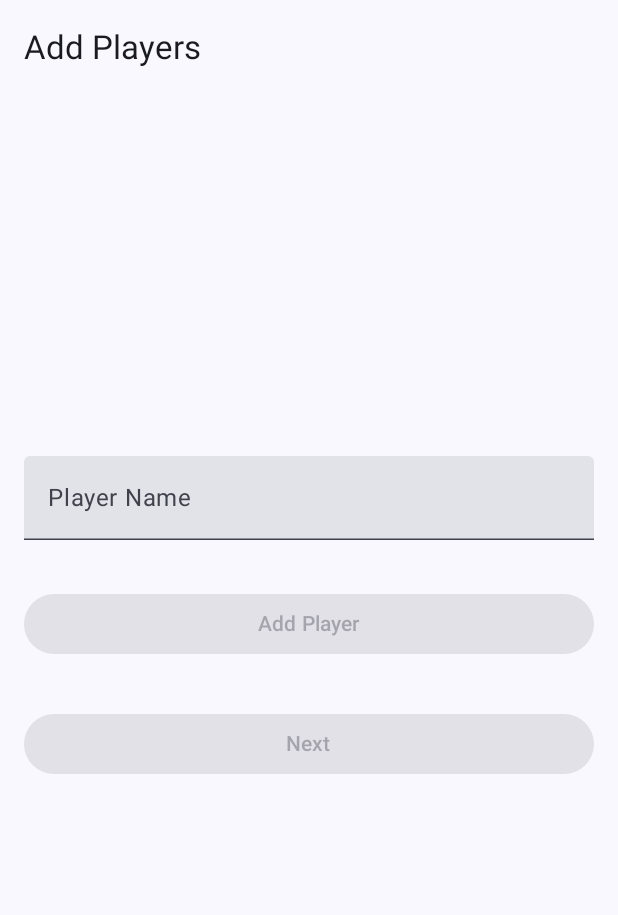
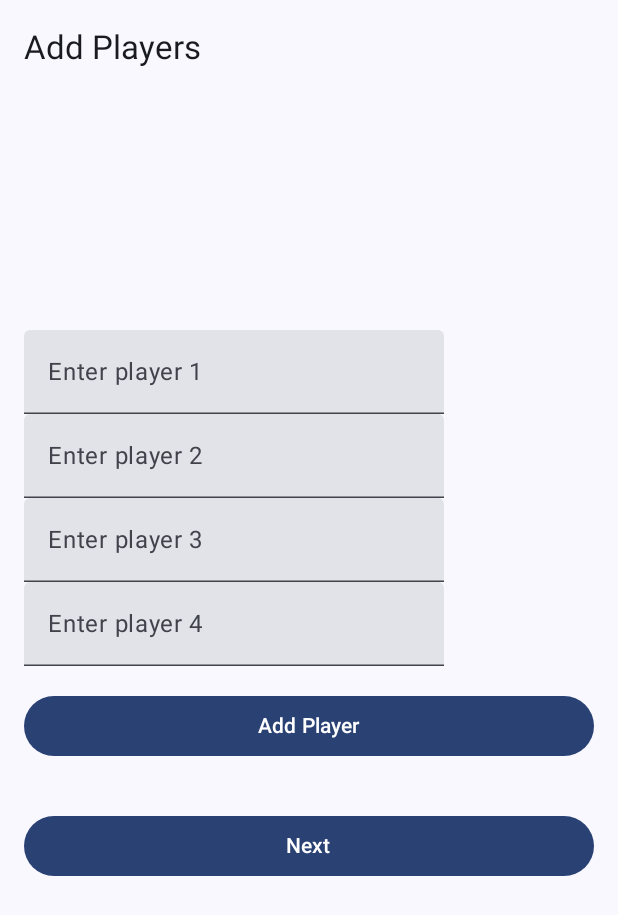
Before and after one commit to iluxakom/BeachVoleyTour, an Android app built with Jetpack Compose: the screen it shows after launch (MainActivity), on a phone screen of 412 x 824 dp. Shown: the top 915 px of the screen. Run offline under Robolectric (Android 15) with nearby library versions, the phone set to English and light mode, and no system bars.

Commit message:
limit players number to 7

```diff
--- a/app/src/main/java/com/example/myapplication/MainActivity.kt
+++ b/app/src/main/java/com/example/myapplication/MainActivity.kt
@@ -72,7 +72,7 @@ fun MyApp() {
 @Composable
 fun PlayerScreen(onNext: () -> Unit) {
     // State to hold the list of player names
-    val players = remember { mutableStateListOf<String>() }
+    val players = remember { mutableStateListOf("", "", "", "") }
 
     Scaffold(
         topBar = {
@@ -88,30 +88,27 @@ fun PlayerScreen(onNext: () -> Unit) {
                 verticalArrangement = Arrangement.Center
             ) {
                 // Text field to enter player names
-                var playerName by remember { mutableStateOf("") }
-                TextField(
-                    value = playerName,
-                    onValueChange = { playerName = it },
-                    label = { Text("Player Name") },
-                    modifier = Modifier
-                        .fillMaxWidth()
-                        .padding(vertical = 16.dp)
-                )
+
+                players.forEachIndexed { index, player ->
+                    TextField(
+                        value = player,
+                        onValueChange = { players[index] = it },
+                        label = { Text("Enter player ${index + 1}") }
+                    )
+                }
 
                 // Button to add the player name to the list
                 Button(
                     onClick = {
-                        // Add the player name to the list of players
-                        players.add(playerName)
-                        // Clear the text field
-                        playerName = ""
+                        players.add("")
                     },
-                    enabled = playerName.isNotBlank(),
+                    enabled = players.size < 7,
                     modifier = Modifier
                         .fillMaxWidth()
                         .padding(vertical = 16.dp)
                 ) {
-                    Text("Add Player")
+                    Text(if (players.size < 7) "Add Player"
+                    else "Max 7 players is here")
                 }
 
                 // Button to go to the next screen
```
